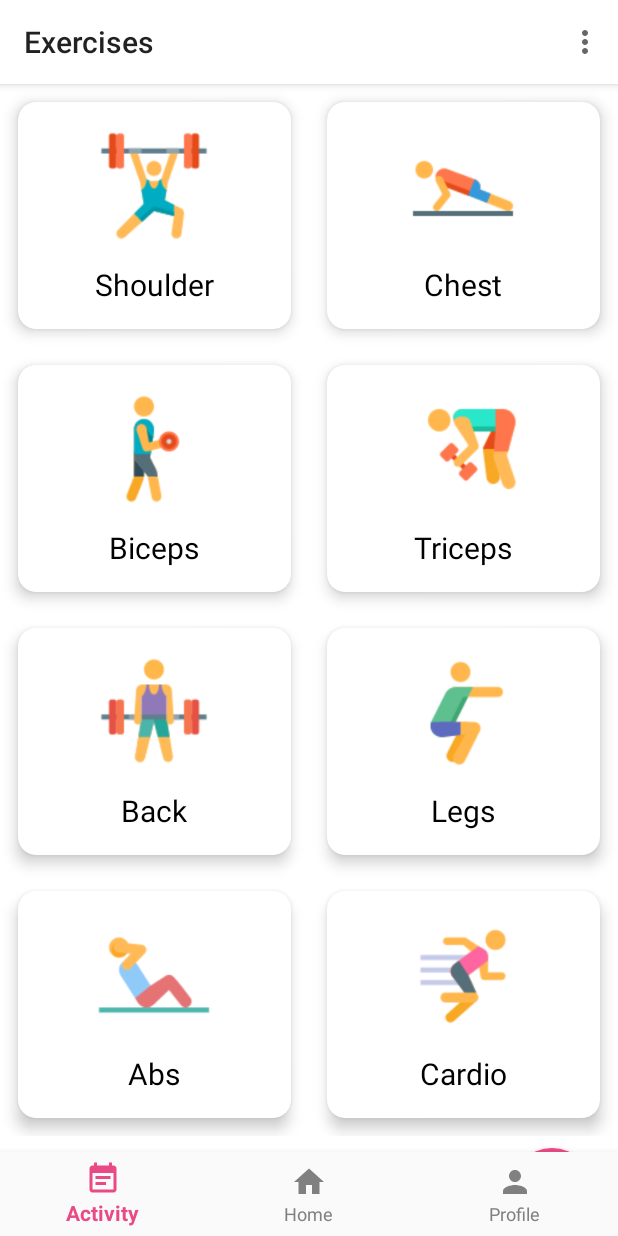
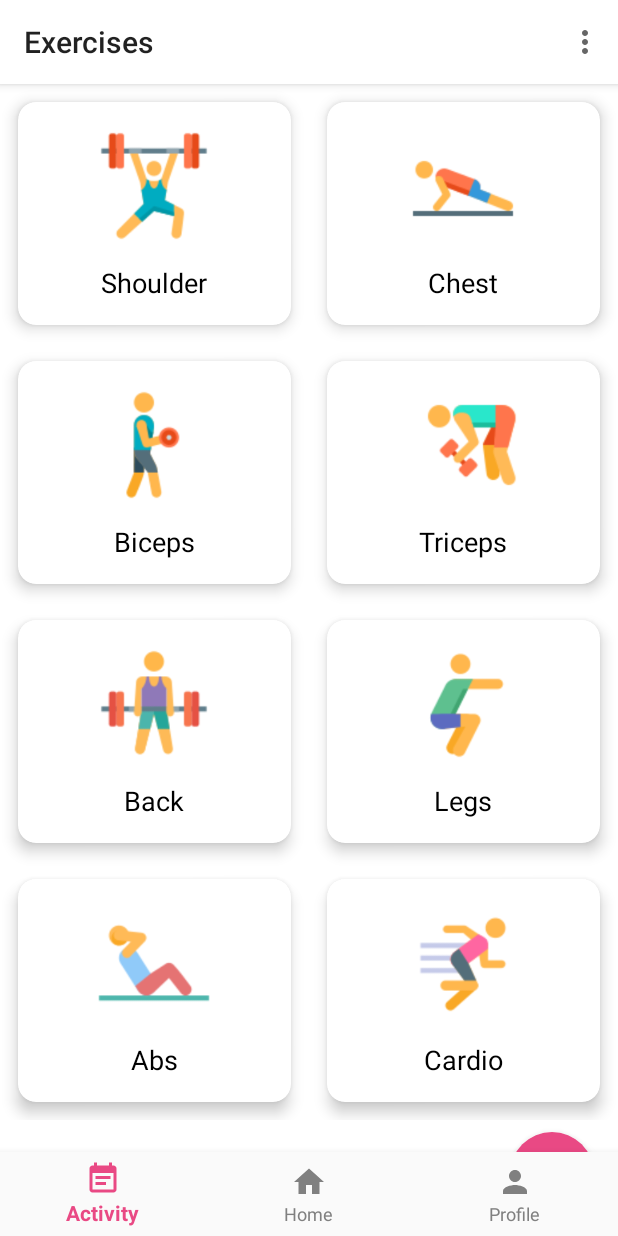
Before and after one commit to ziming9/FitnessApp, an Android app: the screen it shows after launch (MainActivity), in the options menu, after a tap on "Setting", on a phone screen of 412 x 824 dp. Run offline under Robolectric (Android 15) with nearby library versions, the phone set to English and light mode, and no system bars.

Commit message:
Exercise Layout Updates

```diff
--- a/app/src/main/res/layout/fragment_activity.xml
+++ b/app/src/main/res/layout/fragment_activity.xml
@@ -61,7 +61,7 @@
                         android:layout_marginTop="12dp"
                         android:text="@string/shoulder"
                         android:textColor="@color/colorBlack"
-                        android:textSize="20dp" />
+                        android:textSize="18dp" />
 
                 </LinearLayout>
             </android.support.v7.widget.CardView>
@@ -93,7 +93,7 @@
                         android:layout_marginTop="12dp"
                         android:text="@string/chest"
                         android:textColor="@color/colorBlack"
-                        android:textSize="20dp" />
+                        android:textSize="18dp" />
 
                 </LinearLayout>
             </android.support.v7.widget.CardView>
@@ -125,7 +125,7 @@
                         android:layout_marginTop="12dp"
                         android:text="@string/biceps"
                         android:textColor="@color/colorBlack"
-                        android:textSize="20dp" />
+                        android:textSize="18dp" />
 
                 </LinearLayout>
             </android.support.v7.widget.CardView>
@@ -157,7 +157,7 @@
                         android:layout_marginTop="12dp"
                         android:text="@string/triceps"
                         android:textColor="@color/colorBlack"
-                        android:textSize="20dp" />
+                        android:textSize="18dp" />
 
                 </LinearLayout>
             </android.support.v7.widget.CardView>
@@ -189,7 +189,7 @@
                         android:layout_marginTop="12dp"
                         android:text="@string/back"
                         android:textColor="@color/colorBlack"
-                        android:textSize="20dp" />
+                        android:textSize="18dp" />
 
                 </LinearLayout>
             </android.support.v7.widget.CardView>
@@ -220,8 +220,8 @@
                         android:layout_height="wrap_content"
                         android:layout_marginTop="12dp"
                         android:text="@string/legs"
-                        android:textColor="@color/colorBlack"
-                        android:textSize="20dp" />
+                        android:textSize="18dp"
+                        android:textColor="@color/colorBlack" />
 
                 </LinearLayout>
             </android.support.v7.widget.CardView>
@@ -253,7 +253,7 @@
                         android:layout_marginTop="12dp"
                         android:text="@string/abs"
                         android:textColor="@color/colorBlack"
-                        android:textSize="20dp" />
+                        android:textSize="18dp" />
 
                 </LinearLayout>
             </android.support.v7.widget.CardView>
@@ -284,8 +284,8 @@
                         android:layout_height="wrap_content"
                         android:layout_marginTop="12dp"
                         android:text="@string/cardio"
-                        android:textColor="@color/colorBlack"
-                        android:textSize="20dp" />
+                        android:textSize="18dp"
+                        android:textColor="@color/colorBlack" />
 
                 </LinearLayout>
             </android.support.v7.widget.CardView>
```
